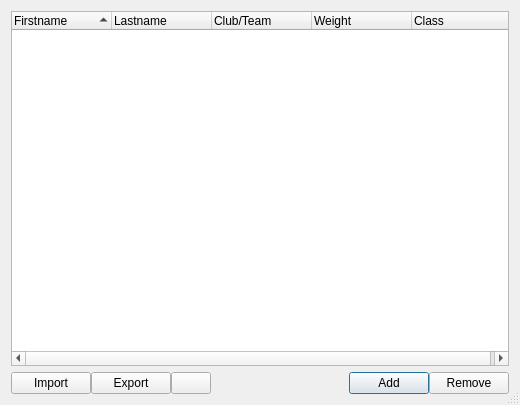
This is base/FighterManagerDlg.ui in fmuecke/Ipponboard as Qt 5 draws it before an edit. The edited form follows.
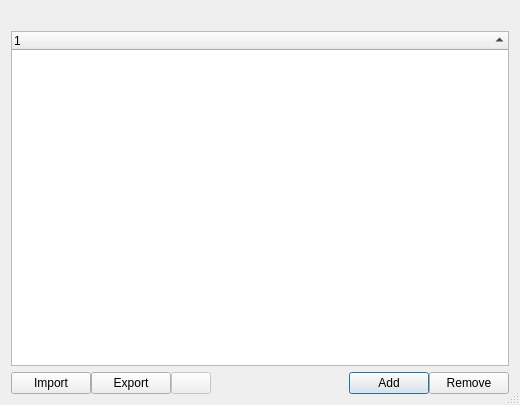
This is the edited form. Icons and pictures are not drawn.

Commit message: team: fighter manager and support for fighter import/export

```diff
--- a/base/FighterManagerDlg.ui
+++ b/base/FighterManagerDlg.ui
@@ -23,7 +23,14 @@
   <property name="modal">
    <bool>true</bool>
   </property>
-  <layout class="QVBoxLayout" name="verticalLayout" stretch="1,0">
+  <layout class="QVBoxLayout" name="verticalLayout" stretch="0,1,0">
+   <item>
+    <widget class="QLabel" name="label_filterinfo">
+     <property name="text">
+      <string/>
+     </property>
+    </widget>
+   </item>
    <item>
     <widget class="QTreeWidget" name="treeWidget_fighters">
      <property name="mouseTracking">
@@ -61,45 +68,7 @@
      </attribute>
      <column>
       <property name="text">
-       <string>Firstname</string>
-      </property>
-      <property name="toolTip">
-       <string>Round Time</string>
-      </property>
-      <property name="textAlignment">
-       <set>AlignLeft|AlignVCenter</set>
-      </property>
-     </column>
-     <column>
-      <property name="text">
-       <string>Lastname</string>
-      </property>
-      <property name="toolTip">
-       <string>Golden Score Time</string>
-      </property>
-      <property name="statusTip">
-       <string/>
-      </property>
-     </column>
-     <column>
-      <property name="text">
-       <string>Club/Team</string>
-      </property>
-      <property name="toolTip">
-       <string>The name of the club or team</string>
-      </property>
-     </column>
-     <column>
-      <property name="text">
-       <string>Weight</string>
-      </property>
-      <property name="toolTip">
-       <string>The weight classes (comma separated)</string>
-      </property>
-     </column>
-     <column>
-      <property name="text">
-       <string>Class</string>
+       <string notr="true">1</string>
       </property>
      </column>
     </widget>
@@ -145,6 +114,9 @@
      </item>
      <item>
       <widget class="QPushButton" name="pushButton_settings">
+       <property name="enabled">
+        <bool>false</bool>
+       </property>
        <property name="toolTip">
         <string>Settings for import/export</string>
        </property>
```
The commit also changes 21 other files.
